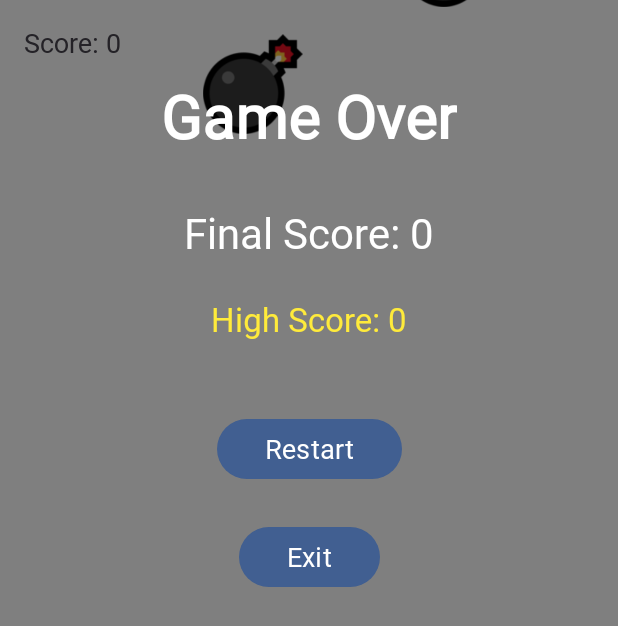
After one commit to shipdoorwater/GDMS_front, an Android app: the GameActivity screen opened directly, with no data from a screen before it, on a phone screen of 412 x 824 dp. The commit adds this screen. Shown: the top 626 px of the screen. Run offline under Robolectric (Android 15) with nearby library versions, the phone set to English and light mode, and no system bars; Roboto replaces fonts that are not available here.

Commit message:
게임추가

```diff
--- a/app/build.gradle.kts
+++ b/app/build.gradle.kts
@@ -60,6 +60,7 @@ dependencies {
     implementation("androidx.room:room-ktx:2.6.1")
     implementation("androidx.room:room-runtime:2.6.1")
     implementation(libs.volley)
+    implementation(libs.androidx.games.activity)
     kapt("androidx.room:room-compiler:2.6.1")
     testImplementation(libs.junit)
     androidTestImplementation(libs.androidx.junit)
--- a/app/src/main/AndroidManifest.xml
+++ b/app/src/main/AndroidManifest.xml
@@ -40,6 +40,9 @@
         android:theme="@style/Theme.GDMS_FRONT"
         android:usesCleartextTraffic="true"
         tools:targetApi="31">
+        <activity
+            android:name=".game.GameActivity"
+            android:exported="false" />
         <activity
             android:name=".point.PointWebViewActivity2"
             android:exported="false" />
--- /dev/null
+++ b/app/src/main/java/com/example/gdms_front/game/GameActivity.kt
@@ -0,0 +1,110 @@
+package com.example.gdms_front.game
+
+import android.content.Context
+import android.os.Bundle
+import android.os.Handler
+import android.os.Looper
+import android.view.View
+import android.widget.Button
+import android.widget.TextView
+import androidx.appcompat.app.AppCompatActivity
+import androidx.constraintlayout.widget.ConstraintLayout
+import com.example.gdms_front.R
+
+class GameActivity : AppCompatActivity() {
+    private lateinit var gameView: GameView
+    private lateinit var scoreTextView: TextView
+    private lateinit var gameOverLayout: ConstraintLayout
+    private lateinit var finalScoreTextView: TextView
+    private lateinit var restartButton: Button
+    private lateinit var exitButton: Button
+    private lateinit var highScoreTextView: TextView
+
+    private val handler = Handler(Looper.getMainLooper())
+    private var lastUpdateTime = System.nanoTime()
+
+    override fun onCreate(savedInstanceState: Bundle?) {
+        super.onCreate(savedInstanceState)
+        setContentView(R.layout.activity_game)
+
+        gameView = findViewById(R.id.gameView)
+        scoreTextView = findViewById(R.id.scoreTextView)
+        gameOverLayout = findViewById(R.id.gameOverLayout)
+        finalScoreTextView = findViewById(R.id.finalScoreTextView)
+        restartButton = findViewById(R.id.restartButton)
+        exitButton = findViewById(R.id.exitButton)
+        highScoreTextView = findViewById(R.id.highScoreTextView)
+
+        gameView.onGameOver = { showGameOver() }
+        restartButton.setOnClickListener { restartGame() }
+        exitButton.setOnClickListener { finish() }
+
+        startGame()
+
+        val highScore = loadHighScore()
+        highScoreTextView.text = "High Score: $highScore"
+    }
+
+    private fun startGame() {
+        gameView.reset()
+        gameOverLayout.visibility = View.GONE
+        lastUpdateTime = System.nanoTime()
+        updateGame()
+    }
+
+    private fun updateGame() {
+        val currentTime = System.nanoTime()
+        val deltaTime = (currentTime - lastUpdateTime) / 1_000_000_000f
+        lastUpdateTime = currentTime
+
+        gameView.update(deltaTime)
+        scoreTextView.text = "Score: ${gameView.score}"
+
+        if (!gameView.isGameOver) {
+            handler.postDelayed({ updateGame() }, 16) // 약 60 FPS
+        }
+    }
+
+    private fun showGameOver() {
+        gameOverLayout.visibility = View.VISIBLE
+        finalScoreTextView.text = "Final Score: ${gameView.score}"
+        val highScore = loadHighScore()
+
+        // 최고 점수를 항상 표시
+        highScoreTextView.text = "High Score: $highScore"
+
+        // 현재 점수가 최고 기록을 갱신한 경우 추가 메시지 표시
+        if (gameView.score > highScore) {
+            saveHighScore(gameView.score)  // 현재 점수가 최고 기록보다 높으면 갱신
+            highScoreTextView.text = "New High Score: ${gameView.score}!"
+            highScoreTextView.append("(New!)")  // 최고 기록 갱신 메시지 추가
+        }
+
+        saveScore(gameView.score)  // 게임 종료 시 마지막 점수 저장
+
+    }
+
+    private fun saveScore(score: Int) {
+        val sharedPreferences = getSharedPreferences("game_prefs", Context.MODE_PRIVATE)
+        val editor = sharedPreferences.edit()
+        editor.putInt("last_score", score)
+        editor.apply()
+    }
+
+
+    private fun saveHighScore(score: Int) {
+        val sharedPreferences = getSharedPreferences("game_prefs", Context.MODE_PRIVATE)
+        val editor = sharedPreferences.edit()
+        editor.putInt("high_score", score)
+        editor.apply()
+    }
+
+    private fun loadHighScore(): Int {
+        val sharedPreferences = getSharedPreferences("game_prefs", Context.MODE_PRIVATE)
+        return sharedPreferences.getInt("high_score", 0)
+    }
+
+    private fun restartGame() {
+        startGame()
+    }
+}
--- /dev/null
+++ b/app/src/main/java/com/example/gdms_front/game/GameView.kt
@@ -0,0 +1,111 @@
+package com.example.gdms_front.game
+
+import android.content.Context
+import android.graphics.Bitmap
+import android.graphics.BitmapFactory
+import android.graphics.Canvas
+import android.graphics.Color
+import android.graphics.Paint
+import android.graphics.RectF
+import android.util.AttributeSet
+import android.view.MotionEvent
+import android.view.View
+import com.example.gdms_front.R
+import kotlin.random.Random
+
+class GameView(context: Context, attrs: AttributeSet) : View(context, attrs) {
+
+    private val playerBitmap1: Bitmap = BitmapFactory.decodeResource(resources, R.drawable.perle)
+    private val poopBitmap1: Bitmap = BitmapFactory.decodeResource(resources, R.drawable.bomb)
+
+
+    private val playerBitmap: Bitmap = Bitmap.createScaledBitmap(playerBitmap1, 120, 120, true)
+    private val poopBitmap: Bitmap = Bitmap.createScaledBitmap(poopBitmap1, 100, 100, true)
+
+    private val player = RectF(100f, 100f, 100f + playerBitmap.width, 100f + playerBitmap.height)
+    private val poops = mutableListOf<Poop>()
+//    private val poopPaint = Paint().apply { color = Color.BLACK }
+//    private val playerPaint = Paint().apply { color = Color.BLUE }
+    private val random = Random
+    private var poopSpeed = 5f
+    private var gameTime = 0f
+
+    var score = 0
+        private set
+
+    var isGameOver = false
+        private set
+
+    var onGameOver: (() -> Unit)? = null
+
+    override fun onDraw(canvas: Canvas) {
+        super.onDraw(canvas)
+        canvas.drawBitmap(playerBitmap, player.left, player.top, null)
+        poops.forEach { poop ->
+            canvas.drawBitmap(poopBitmap, poop.x, poop.y, null)
+        }
+
+    }
+
+    fun update(deltaTime: Float) {
+        if (!isGameOver) {
+            gameTime += deltaTime
+            poopSpeed = 5f + (gameTime * 10 / 10f) // 시간이 지날수록 속도 증가
+            updatePoops()
+            checkCollisions()
+            invalidate()
+        }
+    }
+
+    private fun updatePoops() {
+        poops.forEach { it.y += poopSpeed }
+        poops.removeAll { poop ->
+            if (poop.y > height) {
+                score += 10
+                true
+            } else {
+                false
+            }
+        }
+        if (random.nextFloat() < 0.05f) {
+            createPoop()
+        }
+    }
+
+    private fun createPoop() {
+        val x = random.nextFloat() * (width - poopBitmap.width)
+        poops.add(Poop(x, -poopBitmap.height.toFloat(), poopBitmap.width.toFloat()))
+
+    }
+
+    private fun checkCollisions() {
+
+        val playerRect = RectF(player.left + 10, player.top + 10, player.right - 10, player.bottom - 10)
+        poops.forEach { poop ->
+            val poopRect = RectF(poop.x + 10, poop.y + 10, poop.x + poopBitmap.width - 10, poop.y + poopBitmap.height - 10)
+            if (RectF.intersects(playerRect, poopRect)) {
+                isGameOver = true
+                onGameOver?.invoke()
+            }
+        }
+    }
+
+    override fun onTouchEvent(event: MotionEvent): Boolean {
+        if (!isGameOver && event.action == MotionEvent.ACTION_MOVE) {
+            player.offsetTo(event.x - player.width() / 2, height - player.height() - 50f)
+            invalidate()
+        }
+        return true
+    }
+
+    fun reset() {
+        score = 0
+        isGameOver = false
+        poops.clear()
+        poopSpeed = 5f
+        gameTime = 0f
+        player.offsetTo(width / 2f - player.width() / 2, height - player.height() - 50f)
+        invalidate()
+    }
+}
+// 푸쉬용
--- /dev/null
+++ b/app/src/main/java/com/example/gdms_front/game/Poop.kt
@@ -0,0 +1,3 @@
+package com.example.gdms_front.game
+
+data class Poop(var x: Float, var y: Float, val size: Float, val isDeadly: Boolean = false)
--- a/app/src/main/java/com/example/gdms_front/lucky/CheckMyLuckyActivity.kt
+++ b/app/src/main/java/com/example/gdms_front/lucky/CheckMyLuckyActivity.kt
@@ -17,6 +17,7 @@ import com.bumptech.glide.Glide
 import com.bumptech.glide.load.engine.DiskCacheStrategy
 import com.example.gdms_front.MainActivity
 import com.example.gdms_front.R
+import com.example.gdms_front.game.GameActivity
 import java.text.SimpleDateFormat
 import java.util.Date
 import java.util.Locale
@@ -83,6 +84,13 @@ class CheckMyLuckyActivity : AppCompatActivity() {
             finish()
         }
 
+        luckyNumberTextView.setOnClickListener {
+            val intent = Intent(this, GameActivity::class.java)
+            startActivity(intent)
+        }
+
+
+
     }
 
     private fun getUserIdFromSharedPreferences(): String {
--- a/app/src/main/java/com/example/gdms_front/profit/SubActivity2.kt
+++ b/app/src/main/java/com/example/gdms_front/profit/SubActivity2.kt
@@ -5,13 +5,20 @@ import android.icu.text.NumberFormat
 import android.os.Build
 import android.os.Bundle
 import android.util.Log
+import android.widget.TextView
 import androidx.annotation.RequiresApi
 import androidx.appcompat.app.AppCompatActivity
 import androidx.lifecycle.lifecycleScope
+import com.example.gdms_front.R
 import com.example.gdms_front.databinding.ActivitySub2Binding
+import com.example.gdms_front.model.MemberInfoResponse
 import com.example.gdms_front.model.SubscribeRequest
 import com.example.gdms_front.network.RetrofitClient
+import com.example.gdms_front.network.RetrofitClient.myPageApiService
 import kotlinx.coroutines.launch
+import retrofit2.Call
+import retrofit2.Callback
+import retrofit2.Response
 import java.time.LocalDate
 import java.time.format.DateTimeFormatter
 import java.util.Locale
@@ -52,9 +59,9 @@ class SubActivity2 : AppCompatActivity() {
         // 금액 포맷팅 (쉼표 추가)
         val formattedAmount = NumberFormat.getNumberInstance(Locale.US).format(amountPaid)
 
+        getMemberInfo(userId.toString())
 
-
-        binding.userId.text = "$userId 님\n구독 결제정보를 확인해 주세요"
+        //binding.userId.text = "$userId 님\n구독 결제정보를 확인해 주세요"
         binding.packName.text = "$packName 팩 월 정기구독"
 
         binding.packBrief.text =  "#구독기간      |  $todayStr ~ $oneMonthLaterStr"
@@ -128,8 +135,37 @@ class SubActivity2 : AppCompatActivity() {
             }
         }
 
+    }
 
 
+    private fun getMemberInfo(userId: String) {
+        myPageApiService.getMemberInfo(userId).enqueue(object : Callback<MemberInfoResponse> {
+            override fun onResponse(
+                call: Call<MemberInfoResponse>,
+                response: Response<MemberInfoResponse>
+            ) {
+                if (response.isSuccessful) {
+                    val memberInfo = response.body()
+                    if (memberInfo != null) {
 
+                        binding.userId.text = "${memberInfo.userName} 님\n구독 결제정보를 확인해 주세요"
+                        //view.findViewById<TextView>(R.id.userName).text = "${memberInfo.userName}님 안녕하세요"
+                        Log.d("AllMenuFragment", "Member info retrieved successfully: ${memberInfo.userName}")
+                    } else {
+                        Log.e("AllMenuFragment", "Member info is null")
+                    }
+                } else if (response.code() == 404) {
+                    Log.e("AllMenuFragment", "404 Error: User not found")
+                } else {
+                    Log.e("AllMenuFragment", "Error: ${response.code()}, ${response.message()}")
+                }
+            }
+
+            override fun onFailure(call: Call<MemberInfoResponse>, t: Throwable) {
+                Log.e("AllMenuFragment", "Network failure: ${t.message}", t)
+            }
+        })
     }
+
+
 }
--- /dev/null
+++ b/app/src/main/res/layout/activity_game.xml
@@ -0,0 +1,212 @@
+<?xml version="1.0" encoding="utf-8"?>
+<androidx.constraintlayout.widget.ConstraintLayout
+    xmlns:android="http://schemas.android.com/apk/res/android"
+    xmlns:app="http://schemas.android.com/apk/res-auto"
+    android:layout_width="match_parent"
+    android:layout_height="match_parent">
+
+    <com.example.gdms_front.game.GameView
+        android:id="@+id/gameView"
+        android:layout_width="0dp"
+        android:layout_height="0dp"
+        app:layout_constraintBottom_toBottomOf="parent"
+        app:layout_constraintEnd_toEndOf="parent"
+        app:layout_constraintStart_toStartOf="parent"
+        app:layout_constraintTop_toTopOf="parent" />
+
+    <TextView
+        android:id="@+id/scoreTextView"
+        android:layout_width="wrap_content"
+        android:layout_height="wrap_content"
+        android:layout_margin="16dp"
+        android:text="Score: 0"
+        android:textSize="18sp"
+        app:layout_constraintStart_toStartOf="parent"
+        app:layout_constraintTop_toTopOf="parent" />
+
+    <androidx.constraintlayout.widget.ConstraintLayout
+        android:id="@+id/gameOverLayout"
+        android:layout_width="0dp"
+        android:layout_height="0dp"
+        android:background="#80000000"
+        android:visibility="gone"
+        app:layout_constraintBottom_toBottomOf="parent"
+        app:layout_constraintEnd_toEndOf="parent"
+        app:layout_constraintStart_toStartOf="parent"
+        app:layout_constraintTop_toTopOf="parent">
+
+        <TextView
+            android:id="@+id/gameOverTextView"
+            android:layout_width="wrap_content"
+            android:layout_height="wrap_content"
+            android:text="Game Over"
+            android:textSize="40sp"
+            android:textStyle="bold"
+            android:textColor="#FFFFFF"
+            android:layout_marginTop="50dp"
+            app:layout_constraintBottom_toTopOf="@+id/finalScoreTextView"
+            app:layout_constraintEnd_toEndOf="parent"
+            app:layout_constraintStart_toStartOf="parent"
+            app:layout_constraintTop_toTopOf="parent"
+            app:layout_constraintVertical_chainStyle="packed" />
+
+        <TextView
+            android:id="@+id/finalScoreTextView"
+            android:layout_width="wrap_content"
+            android:layout_height="wrap_content"
+            android:layout_marginTop="32dp"
+            android:text="Final Score: 0"
+            android:textSize="28sp"
+            android:textColor="#FFFFFF"
+            app:layout_constraintEnd_toEndOf="parent"
+            app:layout_constraintStart_toStartOf="parent"
+            app:layout_constraintTop_toBottomOf="@+id/gameOverTextView" />
+
+        <TextView
+            android:id="@+id/highScoreTextView"
+            android:layout_width="wrap_content"
+            android:layout_height="wrap_content"
+            android:text="High Score: 0"
+            android:textSize="22sp"
+            android:textColor="#FFEB3B"
+            android:layout_marginTop="24dp"
+            app:layout_constraintTop_toBottomOf="@id/finalScoreTextView"
+            app:layout_constraintStart_toStartOf="parent"
+            app:layout_constraintEnd_toEndOf="parent" />
+
+        <Button
+            android:id="@+id/restartButton"
+            android:layout_width="wrap_content"
+            android:layout_height="wrap_content"
+            android:layout_marginTop="48dp"
+            android:text="Restart"
+            android:textSize="18sp"
+            android:paddingStart="32dp"
+            android:paddingEnd="32dp"
+            app:layout_constraintEnd_toEndOf="parent"
+            app:layout_constraintStart_toStartOf="parent"
+            app:layout_constraintTop_toBottomOf="@+id/highScoreTextView" />
+
+        <Button
+            android:id="@+id/exitButton"
+            android:layout_width="wrap_content"
+            android:layout_height="wrap_content"
+            android:layout_marginTop="24dp"
+            android:text="Exit"
+            android:textSize="18sp"
+            android:paddingStart="32dp"
+            android:paddingEnd="32dp"
+            app:layout_constraintEnd_toEndOf="parent"
+            app:layout_constraintStart_toStartOf="parent"
+            app:layout_constraintTop_toBottomOf="@+id/restartButton" />
+
+    </androidx.constraintlayout.widget.ConstraintLayout>
+
+</androidx.constraintlayout.widget.ConstraintLayout>
+
+
+<!--
+<?xml version="1.0" encoding="utf-8"?>
+<androidx.constraintlayout.widget.ConstraintLayout
+    xmlns:android="http://schemas.android.com/apk/res/android"
+    xmlns:app="http://schemas.android.com/apk/res-auto"
+    android:layout_width="match_parent"
+    android:layout_height="match_parent">
+
+    <com.example.gdms_front.game.GameView
+        android:id="@+id/gameView"
+        android:layout_width="0dp"
+        android:layout_height="0dp"
+        app:layout_constraintBottom_toBottomOf="parent"
+        app:layout_constraintEnd_toEndOf="parent"
+        app:layout_constraintStart_toStartOf="parent"
+        app:layout_constraintTop_toTopOf="parent" />
+
+    <TextView
+        android:id="@+id/scoreTextView"
+        android:layout_width="wrap_content"
+        android:layout_height="wrap_content"
+        android:layout_margin="16dp"
+        android:text="Score: 0"
+        android:textSize="18sp"
+        app:layout_constraintStart_toStartOf="parent"
+        app:layout_constraintTop_toTopOf="parent" />
+
+    <androidx.constraintlayout.widget.ConstraintLayout
+        android:id="@+id/gameOverLayout"
+        android:layout_width="0dp"
+        android:layout_height="0dp"
+        android:background="#80000000"
+        android:visibility="gone"
+        app:layout_constraintBottom_toBottomOf="parent"
+        app:layout_constraintEnd_toEndOf="parent"
+        app:layout_constraintStart_toStartOf="parent"
+        app:layout_constraintTop_toTopOf="parent">
+
+        <TextView
+            android:id="@+id/gameOverTextView"
+            android:layout_width="wrap_content"
+            android:layout_height="wrap_content"
+            android:text="Game Over"
+            android:textSize="36sp"
+            android:textColor="#FFFFFF"
+            app:layout_constraintBottom_toTopOf="@+id/finalScoreTextView"
+            app:layout_constraintEnd_toEndOf="parent"
+            app:layout_constraintStart_toStartOf="parent"
+            app:layout_constraintTop_toTopOf="parent"
+            app:layout_constraintVertical_chainStyle="packed" />
+
+
+        <TextView
+            android:id="@+id/finalScoreTextView"
+            android:layout_width="wrap_content"
+            android:layout_height="wrap_content"
+            android:layout_marginTop="16dp"
+            android:text="Final Score: 0"
+            android:textSize="24sp"
+            android:textColor="#FFFFFF"
+            app:layout_constraintBottom_toTopOf="@+id/restartButton"
+            app:layout_constraintEnd_toEndOf="parent"
+            app:layout_constraintStart_toStartOf="parent"
+            app:layout_constraintTop_toBottomOf="@+id/gameOverTextView" />
+
+        <TextView
+            android:id="@+id/highScoreTextView"
+            android:layout_width="wrap_content"
+            android:layout_height="wrap_content"
+            android:text="High Score: 0"
+            android:textSize="18sp"
+            android:textColor="#FFFFFF"
+            android:layout_marginTop="16dp"
+            android:layout_marginBottom="16dp"
+            app:layout_constraintTop_toBottomOf="@id/finalScoreTextView"
+            app:layout_constraintStart_toStartOf="parent"
+            app:layout_constraintEnd_toEndOf="parent"
+            />
+
+        <Button
+            android:id="@+id/restartButton"
+            android:layout_width="wrap_content"
+            android:layout_height="wrap_content"
+            android:layout_marginTop="32dp"
+            android:text="Restart"
+            app:layout_constraintBottom_toTopOf="@+id/exitButton"
+            app:layout_constraintEnd_toEndOf="parent"
+            app:layout_constraintStart_toStartOf="parent"
+            app:layout_constraintTop_toBottomOf="@+id/finalScoreTextView" />
+
+        <Button
+            android:id="@+id/exitButton"
+            android:layout_width="wrap_content"
+            android:layout_height="wrap_content"
+            android:layout_marginTop="16dp"
+            android:text="Exit"
+            app:layout_constraintBottom_toBottomOf="parent"
+            app:layout_constraintEnd_toEndOf="parent"
+            app:layout_constraintStart_toStartOf="parent"
+            app:layout_constraintTop_toBottomOf="@+id/restartButton" />
+
+    </androidx.constraintlayout.widget.ConstraintLayout>
+
+</androidx.constraintlayout.widget.ConstraintLayout>
+-->
--- a/gradle/libs.versions.toml
+++ b/gradle/libs.versions.toml
@@ -16,6 +16,7 @@ roomKtx = "2.6.1"
 runtimeAndroid = "1.6.8"
 cardview = "1.0.0"
 volley = "1.2.1"
+gamesActivity = "3.0.5"
 
 [libraries]
 androidx-core-ktx = { group = "androidx.core", name = "core-ktx", version.ref = "coreKtx" }
@@ -33,6 +34,7 @@ androidx-room-ktx = { group = "androidx.room", name = "room-ktx", version.ref =
 androidx-runtime-android = { group = "androidx.compose.runtime", name = "runtime-android", version.ref = "runtimeAndroid" }
 androidx-cardview = { group = "androidx.cardview", name = "cardview", version.ref = "cardview" }
 volley = { group = "com.android.volley", name = "volley", version.ref = "volley" }
+androidx-games-activity = { group = "androidx.games", name = "games-activity", version.ref = "gamesActivity" }
 
 [plugins]
 android-application = { id = "com.android.application", version.ref = "agp" }
```
Also changed, not shown: app/src/main/res/drawable/bomb.png (added), app/src/main/res/drawable/perle.png (added).
